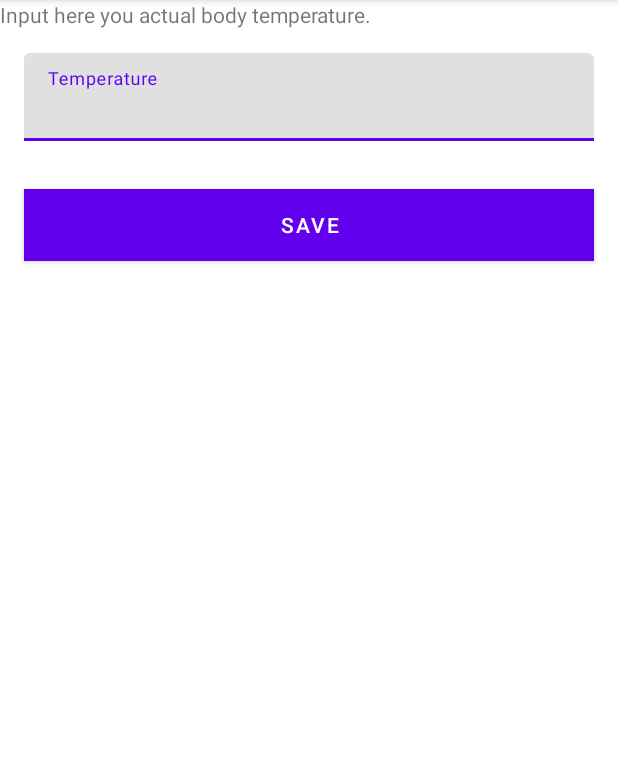
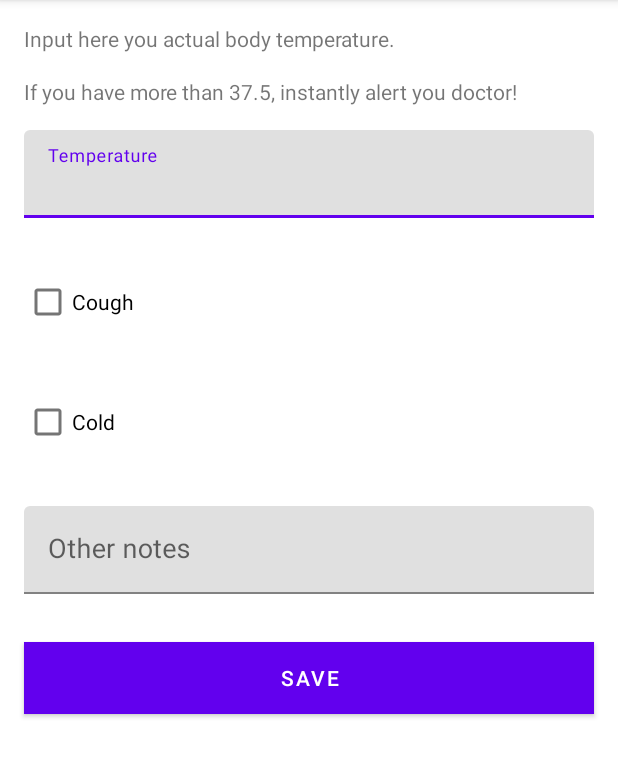
Before and after one commit to Daniele-Tentoni/MyTemp, an Android app: the screen it shows after launch (NewTemperatureActivity), after a tap on "Add Temperature", on a phone screen of 412 x 824 dp, the part 84-862 px from its top. Run offline under Robolectric (Android 15) with nearby library versions, the phone set to English and light mode, and no system bars; our stand-ins replace Firebase (no records; nobody signed in at launch, a user with empty details on screens opened directly), Room's generated code; 1 statement that could not run was skipped.

```diff
--- a/app/src/main/java/it/ap/mytemp/NewTemperatureActivity.kt
+++ b/app/src/main/java/it/ap/mytemp/NewTemperatureActivity.kt
@@ -2,25 +2,19 @@ package it.ap.mytemp
 
 import android.app.Activity
 import android.content.Intent
+import android.os.Bundle
+import android.widget.Toast
 import androidx.appcompat.app.AppCompatActivity
-import android.os.Bundle
-import android.text.TextUtils
-import android.widget.Button
-import android.widget.EditText
-import android.widget.Toast
+import kotlinx.android.synthetic.main.activity_new_temperature.*
 
 class NewTemperatureActivity : AppCompatActivity() {
-    private lateinit var editTemperatureView: EditText
-
     public override fun onCreate(savedInstanceState: Bundle?) {
         super.onCreate(savedInstanceState)
         setContentView(R.layout.activity_new_temperature)
-        editTemperatureView = findViewById(R.id.edit_temperature)
 
-        val button = findViewById<Button>(R.id.button_save)
-        button.setOnClickListener {
+        button_save.setOnClickListener {
             val replyIntent = Intent()
-            if (TextUtils.isEmpty(editTemperatureView.text)) {
+            if (edit_temperature.text!!.isEmpty()) {
                 setResult(Activity.RESULT_CANCELED, replyIntent)
                 Toast.makeText(
                     applicationContext,
@@ -28,9 +22,15 @@ class NewTemperatureActivity : AppCompatActivity() {
                     Toast.LENGTH_SHORT
                 ).show()
             } else {
-                val temperature = editTemperatureView.text.toString()
+                val temperature = edit_temperature.text.toString()
+                val notes = edit_other_notes.text.toString()
+                val cough = cough_check.isChecked
+                val cold = cold_check.isChecked
                 if (temperature.toDouble() > 32 && temperature.toDouble() < 41) {
-                    replyIntent.putExtra(EXTRA_REPLY, temperature)
+                    replyIntent.putExtra(TEMPERATURE, temperature)
+                    replyIntent.putExtra(COUGH, cough)
+                    replyIntent.putExtra(COLD, cold)
+                    replyIntent.putExtra(NOTES, notes)
                     setResult(Activity.RESULT_OK, replyIntent)
                     finish()
                 } else {
@@ -46,6 +46,9 @@ class NewTemperatureActivity : AppCompatActivity() {
     }
 
     companion object {
-        const val EXTRA_REPLY = "com.example.android.temperaturelistsql.REPLY"
+        const val TEMPERATURE = "it.ap.mytemp.temperaturelistsql.REPLY"
+        const val COUGH = "it.ap.mytemp.temperaturelistsql.REPLY"
+        const val COLD = "it.ap.mytemp.temperaturelistsql.REPLY"
+        const val NOTES = "it.ap.mytemp.temperaturelistsql.REPLY"
     }
 }
--- a/app/src/main/java/it/ap/mytemp/TemperatureViewModel.kt
+++ b/app/src/main/java/it/ap/mytemp/TemperatureViewModel.kt
@@ -4,8 +4,10 @@ import android.app.Application
 import androidx.lifecycle.AndroidViewModel
 import androidx.lifecycle.LiveData
 import androidx.lifecycle.viewModelScope
-import it.ap.mytemp.models.Temperature
-import it.ap.mytemp.models.TemperatureDao
+import it.ap.mytemp.data.TemperatureRoomDatabase
+import it.ap.mytemp.data.models.Temperature
+import it.ap.mytemp.data.models.TemperatureDao
+import it.ap.mytemp.repos.TemperaturesRepository
 import kotlinx.coroutines.Dispatchers
 import kotlinx.coroutines.launch
 
--- a/app/src/main/java/it/ap/mytemp/TemperatureRoomDatabase.kt
+++ b/app/src/main/java/it/ap/mytemp/data/TemperatureRoomDatabase.kt
@@ -1,16 +1,18 @@
-package it.ap.mytemp
+package it.ap.mytemp.data
 
 import android.content.Context
 import androidx.room.Database
 import androidx.room.Room
 import androidx.room.RoomDatabase
+import androidx.room.migration.Migration
 import androidx.sqlite.db.SupportSQLiteDatabase
-import it.ap.mytemp.models.Temperature
-import it.ap.mytemp.models.TemperatureDao
+import it.ap.mytemp.data.models.Temperature
+import it.ap.mytemp.data.models.TemperatureDao
 import kotlinx.coroutines.CoroutineScope
 import kotlinx.coroutines.launch
 
-@Database(entities = [Temperature::class], version = 1, exportSchema = false)
+
+@Database(entities = [Temperature::class], version = 2, exportSchema = false)
 abstract class TemperatureRoomDatabase : RoomDatabase() {
     abstract fun temperatureDao(): TemperatureDao
 
@@ -27,12 +29,22 @@ abstract class TemperatureRoomDatabase : RoomDatabase() {
                 return tempInstance
             }
 
+            val MIGRATION_1_2: Migration = object : Migration(1, 2) {
+                override fun migrate(database: SupportSQLiteDatabase) {
+                    database.execSQL("ALTER TABLE temperatures ADD COLUMN cough INTEGER")
+                    database.execSQL("ALTER TABLE temperatures ADD COLUMN cold INTEGER")
+                    database.execSQL("ALTER TABLE temperatures ADD COLUMN notes TEXT")
+                }
+            }
+
             synchronized(this) {
                 val instance = Room.databaseBuilder(
                     context.applicationContext,
                     TemperatureRoomDatabase::class.java,
                     "temperature_database"
-                ).addCallback(TemperatureDatabaseCallback(scope))
+                )
+                    .addMigrations(MIGRATION_1_2)
+                    .addCallback(TemperatureDatabaseCallback(scope))
                     .build()
                 INSTANCE = instance
                 return instance
--- a/app/src/main/java/it/ap/mytemp/models/TemperatureDao.kt
+++ b/app/src/main/java/it/ap/mytemp/data/models/TemperatureDao.kt
@@ -1,8 +1,7 @@
-package it.ap.mytemp.models
+package it.ap.mytemp.data.models
 
 import androidx.lifecycle.LiveData
 import androidx.room.*
-import it.ap.mytemp.models.Temperature
 
 @Dao
 interface TemperatureDao {
--- a/app/src/main/java/it/ap/mytemp/TemperaturesRepository.kt
+++ b/app/src/main/java/it/ap/mytemp/repos/TemperaturesRepository.kt
@@ -1,8 +1,8 @@
-package it.ap.mytemp
+package it.ap.mytemp.repos
 
 import androidx.lifecycle.LiveData
-import it.ap.mytemp.models.Temperature
-import it.ap.mytemp.models.TemperatureDao
+import it.ap.mytemp.data.models.Temperature
+import it.ap.mytemp.data.models.TemperatureDao
 
 class TemperaturesRepository(private val temperatureDao: TemperatureDao) {
     val allTemperatures: LiveData<List<Temperature>> = temperatureDao.getTemperatures()
--- a/app/src/main/res/layout/activity_main.xml
+++ b/app/src/main/res/layout/activity_main.xml
@@ -36,14 +36,14 @@
 
         <com.google.android.gms.common.SignInButton
             android:id="@+id/google_button"
+            android:layout_width="wrap_content"
             android:layout_height="wrap_content"
-            android:layout_width="wrap_content"
             android:layout_margin="@dimen/small_padding"
             android:padding="@dimen/small_padding"
             app:layout_constraintBottom_toBottomOf="parent"
             app:layout_constraintEnd_toEndOf="parent"
             app:layout_constraintStart_toStartOf="parent"
-            app:layout_constraintTop_toTopOf="parent"/>
+            app:layout_constraintTop_toTopOf="parent" />
 
         <com.google.android.material.textview.MaterialTextView
             android:id="@+id/google_account"
--- a/app/src/main/res/layout/activity_new_temperature.xml
+++ b/app/src/main/res/layout/activity_new_temperature.xml
@@ -7,7 +7,18 @@
     <com.google.android.material.textview.MaterialTextView
         android:layout_width="match_parent"
         android:layout_height="wrap_content"
+        android:layout_marginStart="@dimen/big_padding"
+        android:layout_marginTop="@dimen/big_padding"
+        android:layout_marginEnd="@dimen/big_padding"
         android:text="@string/temperature_label" />
+
+    <com.google.android.material.textview.MaterialTextView
+        android:layout_width="match_parent"
+        android:layout_height="wrap_content"
+        android:layout_marginStart="@dimen/big_padding"
+        android:layout_marginTop="@dimen/big_padding"
+        android:layout_marginEnd="@dimen/big_padding"
+        android:text="@string/general_tip" />
 
     <com.google.android.material.textfield.TextInputLayout
         android:id="@+id/textField"
@@ -26,6 +37,36 @@
 
     </com.google.android.material.textfield.TextInputLayout>
 
+    <CheckBox
+        android:id="@+id/cough_check"
+        android:layout_width="match_parent"
+        android:layout_height="wrap_content"
+        android:layout_margin="@dimen/big_padding"
+        android:text="@string/cough_label" />
+
+    <CheckBox
+        android:id="@+id/cold_check"
+        android:layout_width="match_parent"
+        android:layout_height="wrap_content"
+        android:layout_margin="@dimen/big_padding"
+        android:text="@string/cold_label" />
+
+    <com.google.android.material.textfield.TextInputLayout
+        android:id="@+id/other_notes"
+        android:layout_width="match_parent"
+        android:layout_height="wrap_content"
+        android:layout_margin="@dimen/big_padding"
+        android:hint="@string/hint_other_notes"
+        android:minHeight="@dimen/min_height">
+
+        <com.google.android.material.textfield.TextInputEditText
+            android:id="@+id/edit_other_notes"
+            android:layout_width="match_parent"
+            android:layout_height="wrap_content"
+            android:textSize="18sp" />
+
+    </com.google.android.material.textfield.TextInputLayout>
+
     <com.google.android.material.button.MaterialButton
         android:id="@+id/button_save"
         android:layout_width="match_parent"
--- a/app/src/main/res/values/strings.xml
+++ b/app/src/main/res/values/strings.xml
@@ -1,15 +1,16 @@
 <resources>
-    <string name="app_name">MyTemp</string>
+    <string name="app_name" translatable="false">MyTemp</string>
     <string name="add_temperature">Add Temperature</string>
-    <string name="hint_temperature">Temperature</string>
     <string name="button_save">Save</string>
     <string name="empty_not_saved">Temperature not saved because it is empty.</string>
     <string name="dead_message">Wait… You are DEAD!!!</string>
 
     <string name="date_string">%1$s at %2$s you had:</string>
+    <string name="cough_description">You had cough.</string>
+    <string name="cold_description">You had cold.</string>
 
     <!-- Notifications -->
-    <string name="notification_channel_id">it.ap.mytemp.notifications</string>
+    <string name="notification_channel_id" translatable="false">it.ap.mytemp.notifications</string>
     <string name="notification_channel_description">Basic MyTemp Notifications.</string>
     <string name="notification_title">New Temperature required</string>
     <string name="notification_message">Take temperature as soon as possible</string>
@@ -17,4 +18,8 @@
     <!-- New Temperature activity -->
     <string name="temperature_label">Input here you actual body temperature.</string>
     <string name="general_tip">If you have more than 37.5, instantly alert you doctor!</string>
+    <string name="cough_label">Cough</string>
+    <string name="cold_label">Cold</string>
+    <string name="hint_temperature">Temperature</string>
+    <string name="hint_other_notes">Other notes</string>
 </resources>
--- a/app/src/main/res/values/styles.xml
+++ b/app/src/main/res/values/styles.xml
@@ -17,7 +17,7 @@
 
     <style name="temperature_number">
         <item name="android:typeface">monospace</item>
-        <item name="android:textSize">24sp</item>
+        <item name="android:textSize">36sp</item>
         <item name="textAllCaps">true</item>
         <item name="fontWeight">500</item>
     </style>
```
Also changed, not shown: app/src/main/java/it/ap/mytemp/MainActivity.kt (+15 -6 lines), app/src/main/java/it/ap/mytemp/TemperatureListAdapter.kt (+7 -3 lines), app/src/main/java/it/ap/mytemp/data/models/Temperature.kt (renamed from app/src/main/java/it/ap/mytemp/models/Temperature.kt, +5 -4 lines), app/src/main/res/drawable/ic_baseline_airline_seat_flat_angled_24.xml (added, +10 -0 lines), app/src/main/res/drawable/ic_baseline_airline_seat_legroom_reduced_24.xml (added, +10 -0 lines), app/src/main/res/layout/recyclerview_item.xml (+47 -9 lines).
